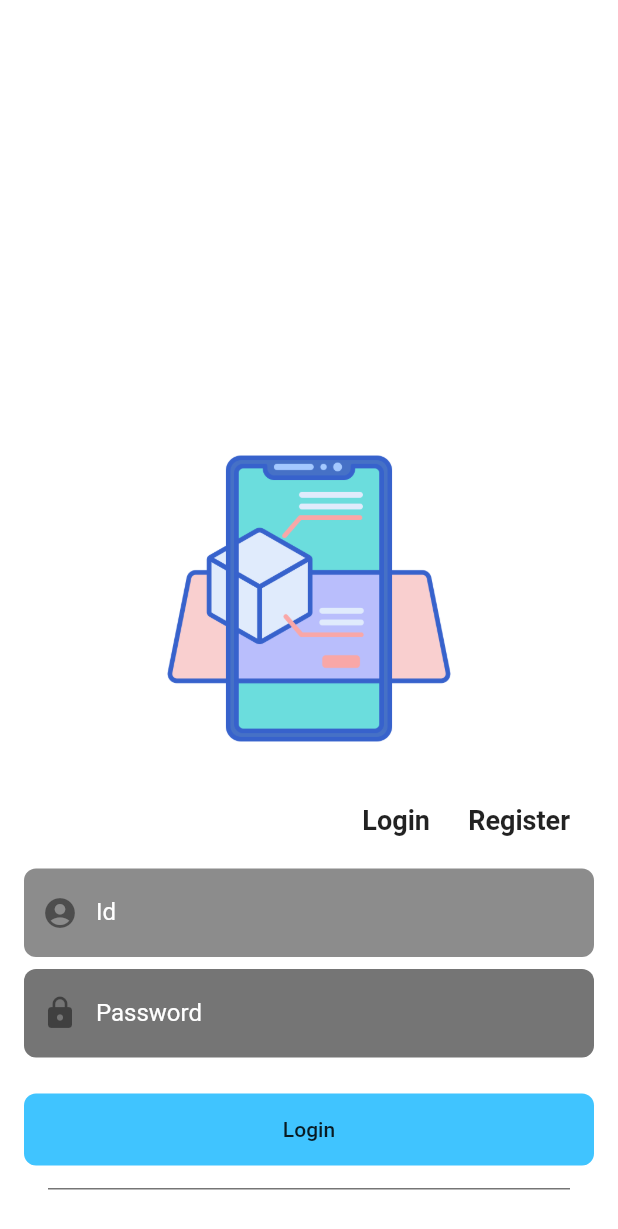
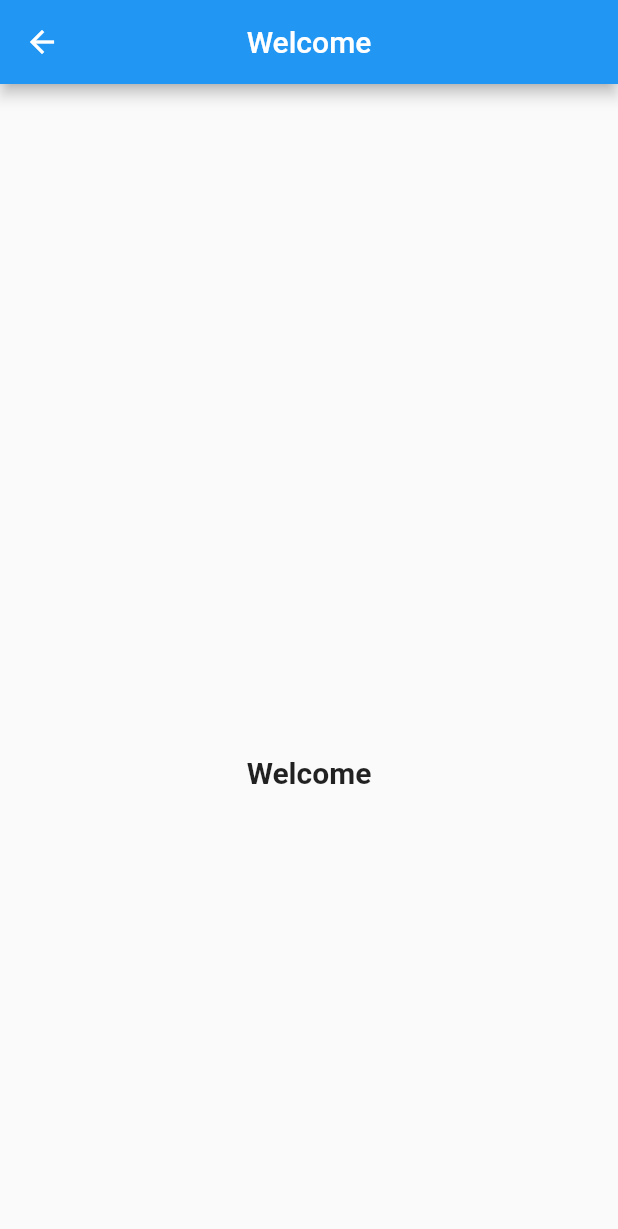
Before and after one commit to Seung-hwan285/Flutter-AR, a Flutter app: the screen it shows after launch, after a tap on "Login", on a phone screen of 412 x 824 dp. Shown: the top 1229 px of the screen. Run offline on Flutter 3.47's test engine with Material 2 defaults, Android fonts, the phone set to English and light mode, and no system bars.

Commit message:
feat : Login 넘어가게 test

```diff
--- /dev/null
+++ b/lib/home_screen.dart
@@ -0,0 +1,43 @@
+import 'package:flutter/cupertino.dart';
+import 'package:flutter/material.dart';
+
+class HomeScreen extends StatefulWidget{
+
+  @override
+  _HomeScreenState createState() =>_HomeScreenState();
+}
+
+
+class _HomeScreenState extends State<HomeScreen>{
+
+  Widget build(BuildContext context){
+    return Scaffold(
+      appBar: AppBar(
+        title: Text("Welcome"),
+        centerTitle: true,
+      ),
+
+      body: Center(
+        child: Padding(
+          padding: EdgeInsets.all(20),
+
+
+          child: Column(
+            mainAxisAlignment: MainAxisAlignment.center,
+            crossAxisAlignment: CrossAxisAlignment.center,
+            children: [
+
+              SizedBox(
+                height: 150,
+              ),
+              Text(
+                "Welcome",
+                style: TextStyle(fontSize: 20,fontWeight: FontWeight.bold),
+              )
+            ],
+          ),
+        ),
+      ),
+    );
+  }
+}
--- a/lib/login_page.dart
+++ b/lib/login_page.dart
@@ -1,4 +1,5 @@
 import 'package:flutter/material.dart';
+import 'package:flutter_ar/home_screen.dart';
 
 import 'create_page.dart';
 
@@ -54,16 +55,20 @@ class _LoginPageState extends State<LoginPage> {
               ),
               ButtonBar(children: [
                 FlatButton(onPressed: () {
-                },
+                  },
+
                     child: Text("Login", style: TextStyle(fontSize: 18,
                         fontWeight: FontWeight.w600 ,
                         color: Colors.black87),
                     )),
+
+
                 FlatButton(onPressed: (){
                   Navigator.push(
                       context,
                       MaterialPageRoute(builder: (context)=>CreatePage()));
                 },
+
                     child: Text(
                       "Register",style: TextStyle(fontSize: 18,
                         fontWeight: FontWeight.w600  ,
@@ -83,7 +88,11 @@ class _LoginPageState extends State<LoginPage> {
               ),
 
               new FlatButton(
-                onPressed: (){},
+                onPressed: (){
+                  Navigator.push(context,
+                  MaterialPageRoute(builder: (context)=>HomeScreen()));
+
+                },
                 color: Colors.lightBlueAccent,
                 shape: RoundedRectangleBorder(
                     borderRadius: BorderRadius.circular(_cornerRadius)
```
Also changed, not shown: lib/create_page.dart (+8 -3 lines), 1 other file.
